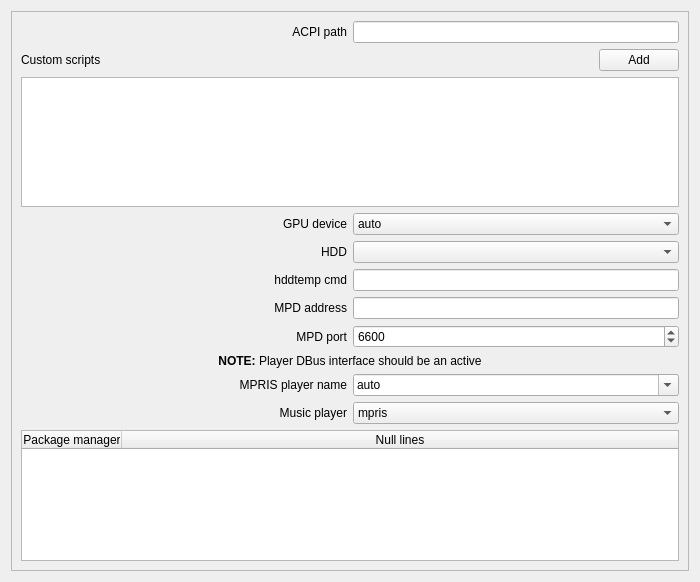
Above: sources/awesome-widget-kde4/deconfig.ui from arcan1s/awesome-widgets before the change. Below: the same form after it.
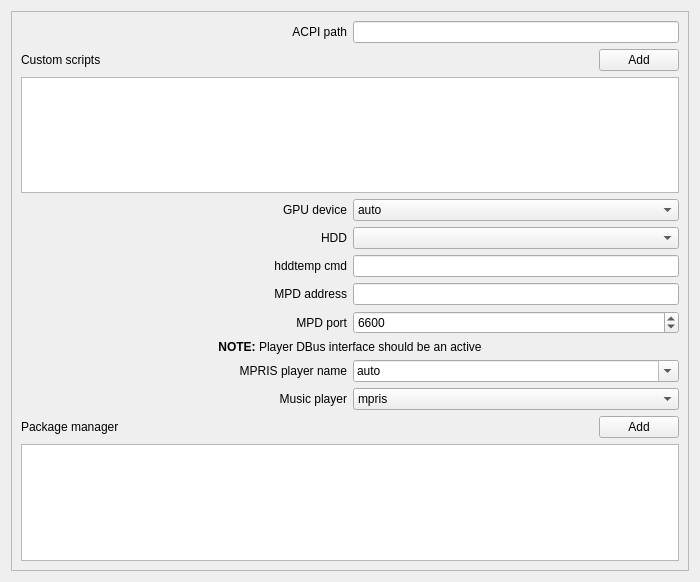
That is the form after the change.

Diff of the .ui file:
```diff
--- a/sources/awesome-widget-kde4/deconfig.ui
+++ b/sources/awesome-widget-kde4/deconfig.ui
@@ -345,40 +345,6 @@
          </item>
         </layout>
        </item>
-       <item row="9" column="0">
-        <layout class="QVBoxLayout" name="layout_pkgCommand">
-         <item>
-          <widget class="QTableWidget" name="tableWidget_pkgCommand">
-           <property name="contextMenuPolicy">
-            <enum>Qt::CustomContextMenu</enum>
-           </property>
-           <property name="toolTip">
-            <string>Editable
-del - remove item</string>
-           </property>
-           <property name="selectionMode">
-            <enum>QAbstractItemView::SingleSelection</enum>
-           </property>
-           <attribute name="horizontalHeaderStretchLastSection">
-            <bool>true</bool>
-           </attribute>
-           <attribute name="verticalHeaderVisible">
-            <bool>false</bool>
-           </attribute>
-           <column>
-            <property name="text">
-             <string>Package manager</string>
-            </property>
-           </column>
-           <column>
-            <property name="text">
-             <string>Null lines</string>
-            </property>
-           </column>
-          </widget>
-         </item>
-        </layout>
-       </item>
        <item row="1" column="0">
         <layout class="QVBoxLayout" name="layout_custom">
          <item>
@@ -421,6 +387,48 @@
          </item>
         </layout>
        </item>
+       <item row="9" column="0">
+        <layout class="QVBoxLayout" name="layout_pkgCommand">
+         <item>
+          <layout class="QHBoxLayout" name="layout_pkgCommandAdd">
+           <item>
+            <widget class="QLabel" name="label_pkgCommand">
+             <property name="text">
+              <string>Package manager</string>
+             </property>
+            </widget>
+           </item>
+           <item>
+            <spacer name="spacer_pkgCommand">
+             <property name="orientation">
+              <enum>Qt::Horizontal</enum>
+             </property>
+             <property name="sizeHint" stdset="0">
+              <size>
+               <width>40</width>
+               <height>20</height>
+              </size>
+             </property>
+            </spacer>
+           </item>
+           <item>
+            <widget class="QPushButton" name="pushButton_pkgCommand">
+             <property name="text">
+              <string>Add</string>
+             </property>
+            </widget>
+           </item>
+          </layout>
+         </item>
+         <item>
+          <widget class="QListWidget" name="listWidget_pkgCommand">
+           <property name="contextMenuPolicy">
+            <enum>Qt::CustomContextMenu</enum>
+           </property>
+          </widget>
+         </item>
+        </layout>
+       </item>
       </layout>
      </widget>
     </widget>
```
